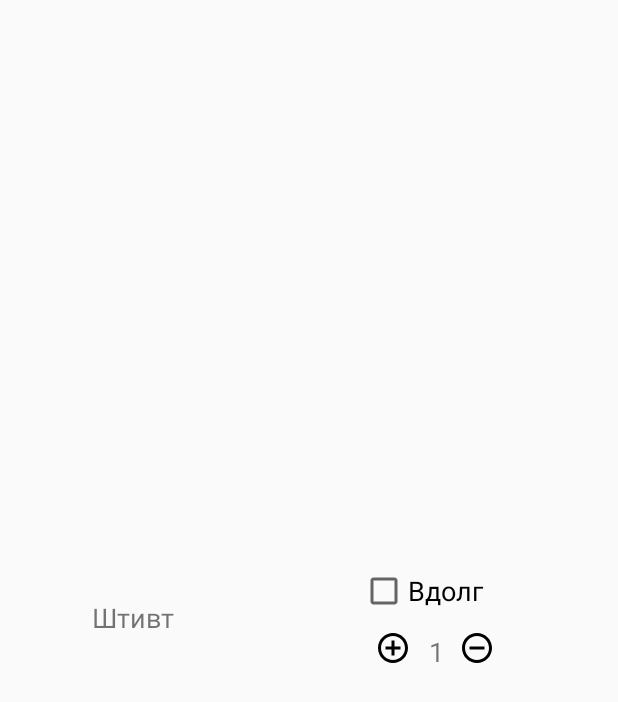
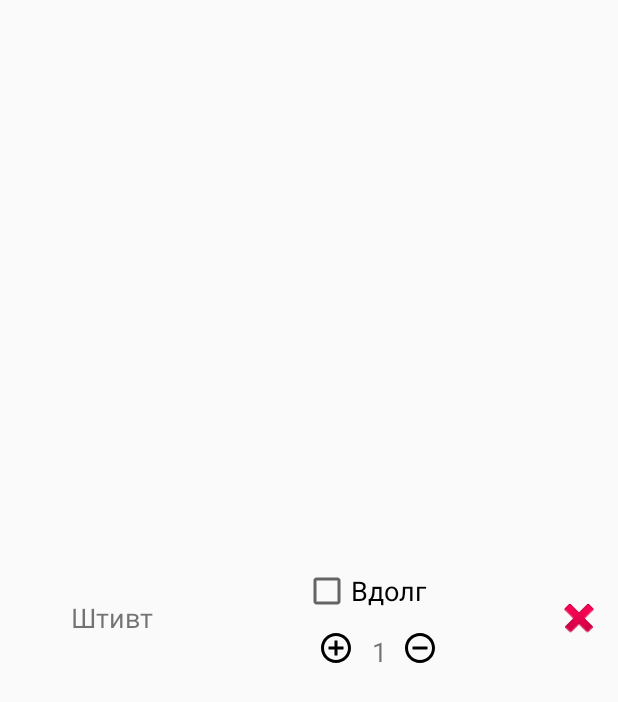
Before and after one commit to jokermt235/StomfarmAndroid, an Android app: the layout partner_scaned_item.xml on its own in the app's theme, with its tools: preview values and no code run, on a phone screen of 412 x 824 dp. Shown: the top 702 px of the screen. Run offline under Robolectric (Android 15) with nearby library versions, the phone set to English and light mode, and no system bars; network calls fail.

Commit message:
Remove items from list view

```diff
--- a/app/src/main/java/devel/exesoft/com/accshop/view/PartnerActivity.java
+++ b/app/src/main/java/devel/exesoft/com/accshop/view/PartnerActivity.java
@@ -50,6 +50,9 @@ public class PartnerActivity extends AppCompatActivity {
 
     }
 
+    public void removeScannedListviewItem(int position){
+        viewModel.removeScannedListviewItem(position);
+    }
 
     @Override
     public void onBackPressed() {
--- a/app/src/main/res/layout/partner_scaned_item.xml
+++ b/app/src/main/res/layout/partner_scaned_item.xml
@@ -13,6 +13,7 @@
             android:layout_width="wrap_content"
             android:layout_height="match_parent"
             android:layout_marginTop="5dp"
+            android:layout_marginEnd="5dp"
             android:layout_marginBottom="5dp"
             android:layout_weight="1"
             android:gravity="center"
@@ -46,6 +47,7 @@
             android:layout_width="wrap_content"
             android:layout_height="match_parent"
             android:layout_marginTop="5dp"
+            android:layout_marginEnd="5dp"
             android:layout_marginBottom="5dp"
             android:layout_weight="1"
             android:gravity="center"
@@ -108,8 +110,28 @@
                         android:layout_weight="1"
                         android:background="@android:color/transparent"
                         app:srcCompat="@drawable/ic_remove_circle_outline_black_24dp" />
+
                 </LinearLayout>
             </LinearLayout>
         </LinearLayout>
+
+        <LinearLayout
+            android:layout_width="wrap_content"
+            android:layout_height="match_parent"
+            android:layout_marginTop="5dp"
+            android:layout_marginBottom="5dp">
+
+            <ImageButton
+                android:id="@+id/scanned_remove_item"
+                android:layout_width="wrap_content"
+                android:layout_height="wrap_content"
+                android:layout_gravity="center"
+                android:layout_marginStart="5dp"
+                android:layout_marginTop="5dp"
+                android:layout_marginEnd="10dp"
+                android:layout_marginBottom="5dp"
+                android:background="@android:color/transparent"
+                android:src="@android:drawable/ic_delete" />
+        </LinearLayout>
     </LinearLayout>
 </LinearLayout>
```
Also changed, not shown: app/src/main/java/devel/exesoft/com/accshop/adapters/PartnerItemAdapter.java (+40 -1 lines), app/src/main/java/devel/exesoft/com/accshop/view_model/PartnerViewModel.java (+13 -0 lines).
